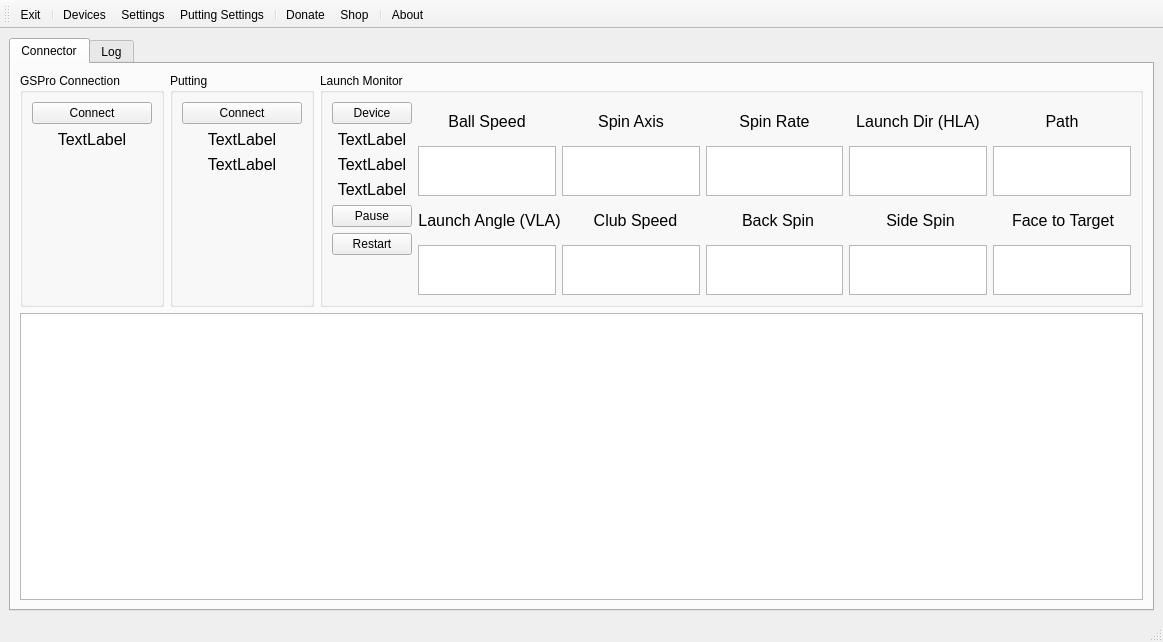
Old version of the form src/MainWindow.ui in the repository springbok/MLM2PRO-GSPro-Connector.
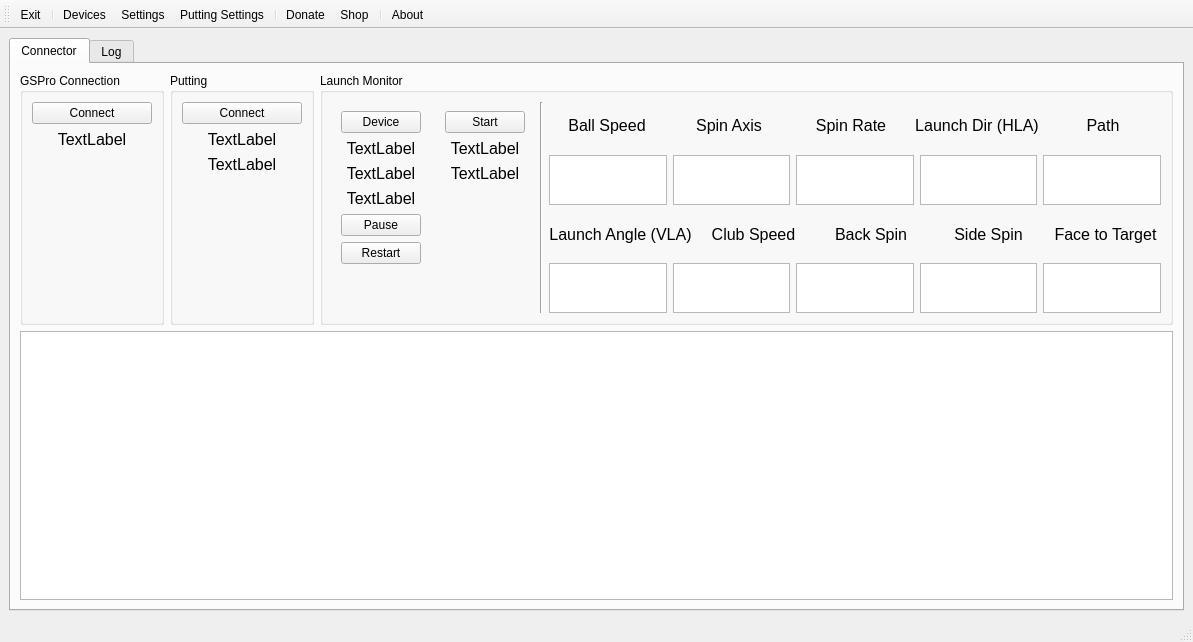
New version of the form. Icons and pictures are not drawn.

What changed in the file:
```diff
--- a/src/MainWindow.ui
+++ b/src/MainWindow.ui
@@ -6,7 +6,7 @@
    <rect>
     <x>0</x>
     <y>0</y>
-    <width>1163</width>
+    <width>1193</width>
     <height>642</height>
    </rect>
   </property>
@@ -278,11 +278,12 @@
               </property>
               <layout class="QHBoxLayout" name="horizontalLayout_13">
                <item>
-                <layout class="QHBoxLayout" name="horizontalLayout_12" stretch="1,0">
+                <layout class="QHBoxLayout" name="horizontalLayout_12" stretch="0,0,0,0">
                  <property name="sizeConstraint">
                   <enum>QLayout::SetDefaultConstraint</enum>
                  </property>
                  <item>
+                  <widget class="QWidget" name="device_control_widget" native="true">
                   <layout class="QVBoxLayout" name="verticalLayout_8">
                    <property name="sizeConstraint">
                     <enum>QLayout::SetDefaultConstraint</enum>
@@ -401,6 +402,104 @@
                     </spacer>
                    </item>
                   </layout>
+                  </widget>
+                 </item>
+                 <item>
+                  <widget class="QWidget" name="server_control_widget" native="true">
+                   <layout class="QVBoxLayout" name="verticalLayout_12">
+                    <property name="sizeConstraint">
+                     <enum>QLayout::SetDefaultConstraint</enum>
+                    </property>
+                    <item>
+                     <widget class="QPushButton" name="start_server_button">
+                      <property name="sizePolicy">
+                       <sizepolicy hsizetype="Minimum" vsizetype="Fixed">
+                        <horstretch>0</horstretch>
+                        <verstretch>0</verstretch>
+                       </sizepolicy>
+                      </property>
+                      <property name="maximumSize">
+                       <size>
+                        <width>16777215</width>
+                        <height>16777215</height>
+                       </size>
+                      </property>
+                      <property name="text">
+                       <string>Start</string>
+                      </property>
+                     </widget>
+                    </item>
+                    <item>
+                     <widget class="QLabel" name="server_status">
+                      <property name="font">
+                       <font>
+                        <pointsize>12</pointsize>
+                       </font>
+                      </property>
+                      <property name="text">
+                       <string>TextLabel</string>
+                      </property>
+                      <property name="alignment">
+                       <set>Qt::AlignCenter</set>
+                      </property>
+                      <property name="margin">
+                       <number>5</number>
+                      </property>
+                     </widget>
+                    </item>
+                    <item>
+                     <widget class="QLabel" name="server_connection">
+                      <property name="sizePolicy">
+                       <sizepolicy hsizetype="Preferred" vsizetype="Preferred">
+                        <horstretch>0</horstretch>
+                        <verstretch>0</verstretch>
+                       </sizepolicy>
+                      </property>
+                      <property name="minimumSize">
+                       <size>
+                        <width>0</width>
+                        <height>0</height>
+                       </size>
+                      </property>
+                      <property name="font">
+                       <font>
+                        <pointsize>12</pointsize>
+                        <bold>false</bold>
+                       </font>
+                      </property>
+                      <property name="text">
+                       <string>TextLabel</string>
+                      </property>
+                      <property name="alignment">
+                       <set>Qt::AlignCenter</set>
+                      </property>
+                      <property name="margin">
+                       <number>5</number>
+                      </property>
+                     </widget>
+                    </item>
+                    <item>
+                     <spacer name="verticalSpacer_7">
+                      <property name="orientation">
+                       <enum>Qt::Vertical</enum>
+                      </property>
+                      <property name="sizeHint" stdset="0">
+                       <size>
+                        <width>20</width>
+                        <height>40</height>
+                       </size>
+                      </property>
+                     </spacer>
+                    </item>
+                   </layout>
+                  </widget>
+                 </item>
+                 <item>
+                  <widget class="Line" name="line">
+                   <property name="orientation">
+                    <enum>Qt::Vertical</enum>
+                   </property>
+                  </widget>
                  </item>
                  <item>
                   <layout class="QVBoxLayout" name="edit_field_layout">
```
Left out of the diff: 2 changed lines with no effect on the pictures. Lines whose indentation alone changed are shown as unchanged.
